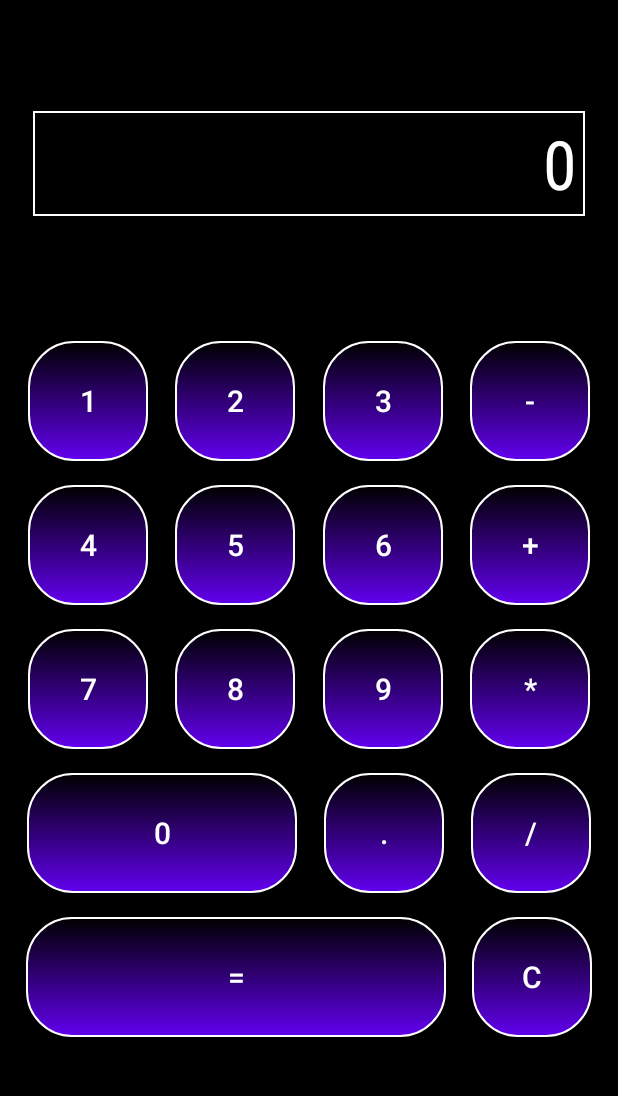
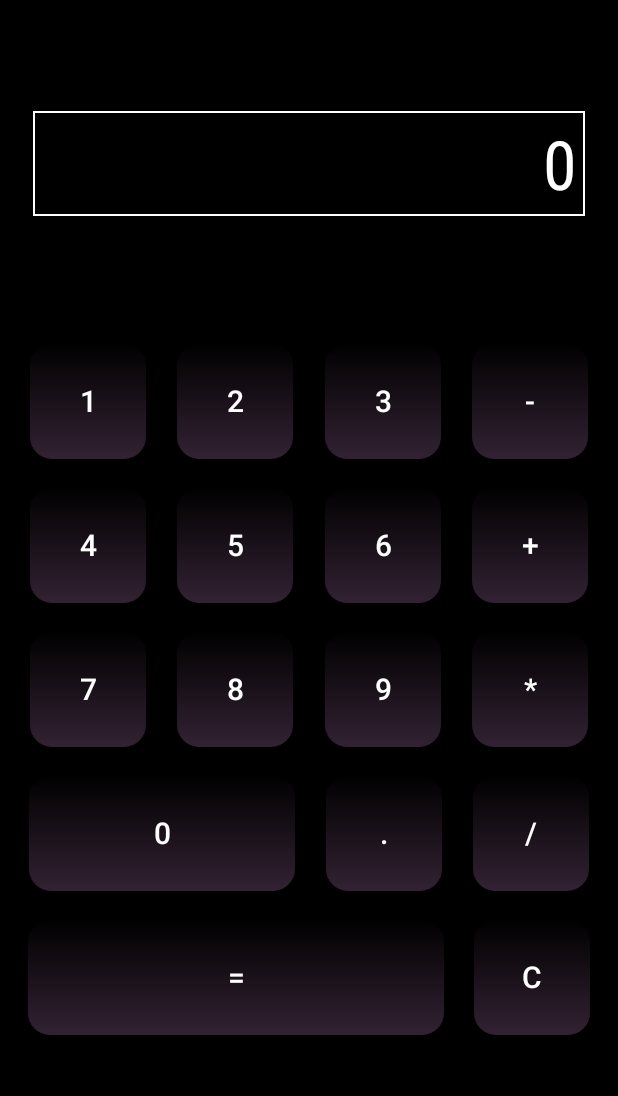
Before and after one commit to dasosis/BoringCalc, an Android app: the screen it shows after launch (MainActivity), on a phone screen of 412 x 824 dp, the part 84-1180 px from its top. Run offline under Robolectric (Android 15) with nearby library versions, the phone set to English and light mode, and no system bars.

Commit message:
Adjusted Gradient and Border Color for buttons.

```diff
--- a/app/src/main/res/drawable/my_button.xml
+++ b/app/src/main/res/drawable/my_button.xml
@@ -2,23 +2,23 @@
 <selector xmlns:android="http://schemas.android.com/apk/res/android" >
     <item android:state_pressed="true" >
         <shape android:shape="rectangle"  >
-            <corners android:radius="30dp" />
-            <stroke android:width="1dp" android:color="@color/white" />
-            <gradient android:angle="-90" android:startColor="@color/black" android:endColor="@color/teal_700"  />
+            <corners android:radius="15dp" />
+            <stroke android:width="1dp" android:color="@color/black" />
+            <gradient android:angle="-135" android:startColor="@color/black" android:endColor="#222244"  />
         </shape>
     </item>
     <item android:state_focused="true">
         <shape android:shape="rectangle"  >
-            <corners android:radius="30dp" />
+            <corners android:radius="15dp" />
             <stroke android:width="1dip" android:color="#5e7974" />
             <solid android:color="#58857e"/>
         </shape>
     </item>
     <item >
         <shape android:shape="rectangle"  >
-            <corners android:radius="30dip" />
-            <stroke android:width="1dip" android:color="@color/white" />
-            <gradient android:angle="-90" android:startColor="@color/black" android:endColor="@color/purple_500" />
+            <corners android:radius="15dp" />
+            <stroke android:width="1dip" android:color="@color/black" />
+            <gradient android:angle="-45" android:startColor="@color/black" android:endColor="#332233" />
         </shape>
     </item>
 </selector>
```
